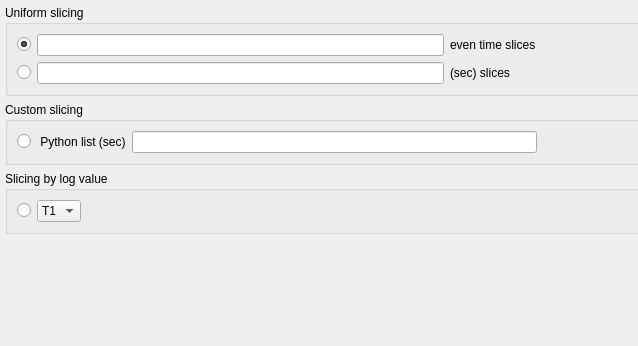
Before: the Qt Designer form MantidQt/CustomInterfaces/inc/MantidQtCustomInterfaces/Reflectometry/ReflEventWidget.ui in mantidproject/mantid, drawn with Qt 5; both pictures show x 0 to 638 and y 0 to 346 of the 959 by 346 pixel window.
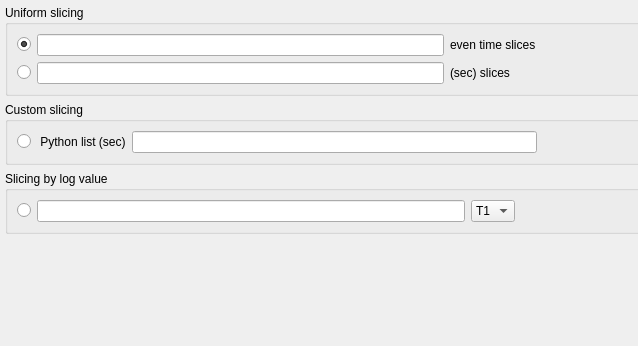
After: the same form once the commit is applied.

Commit message: Re #19012 Updated log value widget

The edit to the form file:
```diff
--- a/MantidQt/CustomInterfaces/inc/MantidQtCustomInterfaces/Reflectometry/ReflEventWidget.ui
+++ b/MantidQt/CustomInterfaces/inc/MantidQtCustomInterfaces/Reflectometry/ReflEventWidget.ui
@@ -166,6 +166,16 @@
                 </attribute>
               </widget>
             </item>
+            <item>
+              <widget class="QLineEdit" name="logValueEdit">
+                <property name="sizeHint" stdset="0">
+                  <size>
+                    <width>10</width>
+                    <height>10</height>
+                  </size>
+                </property>
+              </widget>
+            </item>
             <item>
               <widget class="QComboBox" name="logValueComboBox">
                 <item>
```
The commit also changes 1 other file.
